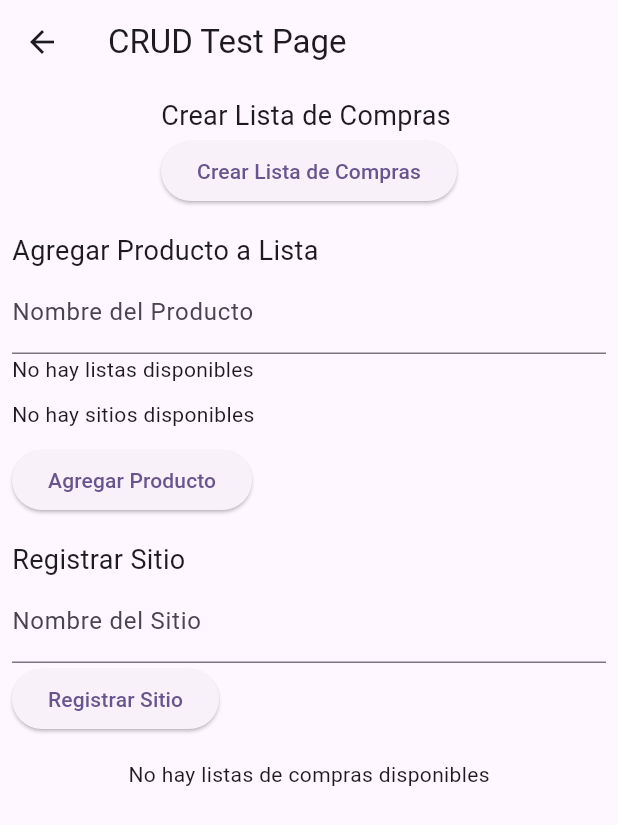
After one commit to Santiago1104/ProyectoFinalApliMovil, a Flutter app: the CRUDTestPage screen opened directly, on a phone screen of 412 x 824 dp. The commit adds this screen. Shown: the top 825 px of the screen. Run offline on Flutter 3.47's test engine with Material 3 defaults, Android fonts, the phone set to English and light mode, and no system bars; our stand-ins replace cloud_firestore, firebase_core; accounts and stored records are empty.

Commit message:
Add: CRUD y Models

```diff
--- a/lib/main.dart
+++ b/lib/main.dart
@@ -1,15 +1,19 @@
 import 'package:flutter/material.dart';
-import '../pages/CRUDTestPage.dart';  // Asegúrate de que la página esté importada
+import 'package:firebase_core/firebase_core.dart';
+import 'package:proyecto_final/ui/screens/add_item.dart';
+import 'firebase_options.dart';  // Asegúrate de que este archivo exista
 
-// Importaciones de Firebase
-import 'package:firebase_core/firebase_core.dart';
-import 'firebase_options.dart';
+
+import 'models/ShoppingList.dart';  // Asegúrate de importar AddItemScreen
 
 void main() async {
   WidgetsFlutterBinding.ensureInitialized();
+
+  // Inicializar Firebase
   await Firebase.initializeApp(
     options: DefaultFirebaseOptions.currentPlatform,
   );
+
   runApp(const MyApp());
 }
 
@@ -19,14 +23,17 @@ class MyApp extends StatelessWidget {
   @override
   Widget build(BuildContext context) {
     return MaterialApp(
-      title: 'Flutter Demo',
+      title: 'Shopping List Tracker',
       theme: ThemeData(
         colorScheme: ColorScheme.fromSeed(seedColor: Colors.deepPurple),
         useMaterial3: true,
       ),
       home: const MyHomePage(title: 'Shopping List Tracker'),
       routes: {
-        '/crud-test': (context) => CRUDTestPage(),  // Agregar la ruta para CRUDTestPage
+        '/add-item': (context) => AddItemScreen( // Ruta a la pantalla de agregar producto
+          shoppingList: ShoppingList(id: '1', name: 'Lista de Compras', date: DateTime.now()),
+        ),
+        // Agrega otras rutas si es necesario
       },
     );
   }
@@ -50,15 +57,23 @@ class MyHomePage extends StatelessWidget {
           children: <Widget>[
             ElevatedButton(
               onPressed: () {
-                // Navegar a la lista de sitios
+                // Navegar a la Lista de Sitios (deberías tener una pantalla para ello)
                 Navigator.pushNamed(context, '/site-list');
               },
               child: const Text('Ir a la Lista de Sitios'),
             ),
-            const SizedBox(height: 20),  // Espacio entre botones
+            const SizedBox(height: 20),
             ElevatedButton(
               onPressed: () {
-                // Navegar a la página de prueba CRUD
+                // Navegar a la pantalla de agregar/editar producto
+                Navigator.pushNamed(context, '/add-item');
+              },
+              child: const Text('Ir a la Pantalla de Agregar Producto'),
+            ),
+            const SizedBox(height: 20),
+            ElevatedButton(
+              onPressed: () {
+                // Navegar a la página de prueba CRUD (si la tienes)
                 Navigator.pushNamed(context, '/crud-test');
               },
               child: const Text('Ir a la Página de CRUD'),
--- /dev/null
+++ b/lib/models/Site.dart
@@ -0,0 +1,30 @@
+import 'package:cloud_firestore/cloud_firestore.dart';
+
+class Site {
+  final String id; // Identificador único del sitio
+  late final String name; // Nombre del sitio
+  final DateTime date; // Fecha de creación
+
+  Site({
+    required this.id,
+    required this.name,
+    required this.date,
+  });
+
+  // Convertir un documento Firestore a una instancia de Site
+  factory Site.fromFirestore(Map<String, dynamic> data, String id) {
+    return Site(
+      id: id,
+      name: data['nombre'] ?? '',
+      date: (data['fecha_registro'] as Timestamp).toDate(), // snake_case para fecha_registro
+    );
+  }
+
+  // Convertir una instancia de Site a un mapa para Firestore
+  Map<String, dynamic> toMap() {
+    return {
+      'nombre': name,
+      'fecha_registro': date, // snake_case para fecha_registro
+    };
+  }
+}
--- /dev/null
+++ b/lib/pages/CRUDTestPage.dart
@@ -0,0 +1,239 @@
+import 'package:flutter/material.dart';
+import '../services/firebase_service.dart'; // Asegúrate de importar los métodos CRUD
+import '../models/Product.dart';
+import '../models/ShoppingList.dart';
+import '../models/Site.dart';
+
+class CRUDTestPage extends StatefulWidget {
+  @override
+  _CRUDTestPageState createState() => _CRUDTestPageState();
+}
+
+class _CRUDTestPageState extends State<CRUDTestPage> {
+  final TextEditingController _listNameController = TextEditingController();
+  final TextEditingController _productNameController = TextEditingController();
+  final TextEditingController _siteNameController = TextEditingController();
+
+  String? selectedListId;
+  String? selectedSiteId;
+
+  @override
+  void dispose() {
+    _listNameController.dispose();
+    _productNameController.dispose();
+    _siteNameController.dispose();
+    super.dispose();
+  }
+
+  // Crear nueva lista
+  void _createNewList() async {
+    await createNewList();
+  }
+
+  // Agregar producto a una lista
+  void _addProductToList() async {
+    if (selectedListId != null && selectedSiteId != null && _productNameController.text.isNotEmpty) {
+      await addProductToList(selectedListId!, _productNameController.text, selectedSiteId!);
+      _productNameController.clear();
+      ScaffoldMessenger.of(context).showSnackBar(SnackBar(content: Text("Producto añadido a la lista")));
+    } else {
+      ScaffoldMessenger.of(context).showSnackBar(SnackBar(content: Text("Por favor, complete todos los campos")));
+    }
+  }
+
+  // Crear un nuevo sitio
+  void _addSite() async {
+    if (_siteNameController.text.isNotEmpty) {
+      await addSite(_siteNameController.text);
+      _siteNameController.clear();
+    }
+  }
+
+  // Mostrar listas y productos
+  @override
+  Widget build(BuildContext context) {
+    return Scaffold(
+      appBar: AppBar(title: Text("CRUD Test Page")),
+      body: SingleChildScrollView(
+        child: Column(
+          children: [
+            // Crear nueva lista de compras
+            Padding(
+              padding: const EdgeInsets.all(8.0),
+              child: Column(
+                crossAxisAlignment: CrossAxisAlignment.start,
+                children: [
+                  Text("Crear Lista de Compras", style: TextStyle(fontSize: 18)),
+                  ElevatedButton(
+                    onPressed: _createNewList,
+                    child: Text("Crear Lista de Compras"),
+                  ),
+                ],
+              ),
+            ),
+
+            // Agregar producto a una lista
+            Padding(
+              padding: const EdgeInsets.all(8.0),
+              child: Column(
+                crossAxisAlignment: CrossAxisAlignment.start,
+                children: [
+                  Text("Agregar Producto a Lista", style: TextStyle(fontSize: 18)),
+                  TextField(
+                    controller: _productNameController,
+                    decoration: InputDecoration(labelText: "Nombre del Producto"),
+                  ),
+                  StreamBuilder<List<Map<String, dynamic>>>(
+                    stream: readLists(),
+                    builder: (context, snapshot) {
+                      if (snapshot.connectionState == ConnectionState.waiting) {
+                        return CircularProgressIndicator();
+                      }
+
+                      if (!snapshot.hasData || snapshot.data!.isEmpty) {
+                        return Text("No hay listas disponibles");
+                      }
+
+                      return DropdownButton<String>(
+                        value: selectedListId,
+                        hint: Text("Seleccionar Lista"),
+                        onChanged: (value) {
+                          setState(() {
+                            selectedListId = value;
+                          });
+                        },
+                        items: snapshot.data!.map((list) {
+                          return DropdownMenuItem<String>(
+                            value: list['id'],
+                            child: Text(list['FechaRegistro']),
+                          );
+                        }).toList(),
+                      );
+                    },
+                  ),
+                  SizedBox(height: 10),
+
+                  StreamBuilder<List<Site>>(
+                    stream: readSites(),
+                    builder: (context, snapshot) {
+                      if (snapshot.connectionState == ConnectionState.waiting) {
+                        return CircularProgressIndicator();
+                      }
+
+                      if (!snapshot.hasData || snapshot.data!.isEmpty) {
+                        return Text("No hay sitios disponibles");
+                      }
+
+                      return DropdownButton<String>(
+                        value: selectedSiteId,
+                        hint: Text("Seleccionar Sitio"),
+                        onChanged: (value) {
+                          setState(() {
+                            selectedSiteId = value;
+                          });
+                        },
+                        items: snapshot.data!.map((site) {
+                          return DropdownMenuItem<String>(
+                            value: site.id,
+                            child: Text(site.name),
+                          );
+                        }).toList(),
+                      );
+                    },
+                  ),
+                  SizedBox(height: 10),
+
+                  ElevatedButton(
+                    onPressed: _addProductToList,
+                    child: Text("Agregar Producto"),
+                  ),
+                ],
+              ),
+            ),
+
+            // Crear nuevo sitio
+            Padding(
+              padding: const EdgeInsets.all(8.0),
+              child: Column(
+                crossAxisAlignment: CrossAxisAlignment.start,
+                children: [
+                  Text("Registrar Sitio", style: TextStyle(fontSize: 18)),
+                  TextField(
+                    controller: _siteNameController,
+                    decoration: InputDecoration(labelText: "Nombre del Sitio"),
+                  ),
+                  ElevatedButton(
+                    onPressed: _addSite,
+                    child: Text("Registrar Sitio"),
+                  ),
+                ],
+              ),
+            ),
+
+            // Mostrar listas de compras y productos
+            Padding(
+              padding: const EdgeInsets.all(8.0),
+              child: Column(
+                children: [
+                  StreamBuilder<List<Map<String, dynamic>>>(
+                    stream: readLists(),
+                    builder: (context, snapshot) {
+                      if (snapshot.connectionState == ConnectionState.waiting) {
+                        return CircularProgressIndicator();
+                      }
+
+                      if (!snapshot.hasData || snapshot.data!.isEmpty) {
+                        return Text("No hay listas de compras disponibles");
+                      }
+
+                      return ListView.builder(
+                        shrinkWrap: true,
+                        itemCount: snapshot.data!.length,
+                        itemBuilder: (context, index) {
+                          var list = snapshot.data![index];
+                          return ListTile(
+                            title: Text('Lista: ${list['FechaRegistro']}'),
+                            subtitle: Text('ID: ${list['id']}'),
+                            onTap: () {
+                              setState(() {
+                                selectedListId = list['id'];
+                              });
+                            },
+                          );
+                        },
+                      );
+                    },
+                  ),
+                  if (selectedListId != null)
+                    StreamBuilder<List<Product>>(
+                      stream: readProducts(selectedListId!),
+                      builder: (context, snapshot) {
+                        if (snapshot.connectionState == ConnectionState.waiting) {
+                          return CircularProgressIndicator();
+                        }
+
+                        if (!snapshot.hasData || snapshot.data!.isEmpty) {
+                          return Text("No hay productos en esta lista");
+                        }
+
+                        return ListView.builder(
+                          shrinkWrap: true,
+                          itemCount: snapshot.data!.length,
+                          itemBuilder: (context, index) {
+                            var product = snapshot.data![index];
+                            return ListTile(
+                              title: Text('Producto: ${product.name}'),
+                            );
+                          },
+                        );
+                      },
+                    ),
+                ],
+              ),
+            ),
+          ],
+        ),
+      ),
+    );
+  }
+}
```
Also changed, not shown: lib/pages/SiteListPage.dart (added, +94 -0 lines), lib/ui/screens/add_item.dart (added, +139 -0 lines), firebase.json (added), lib/firebase_options.dart (added), 1 other file.
